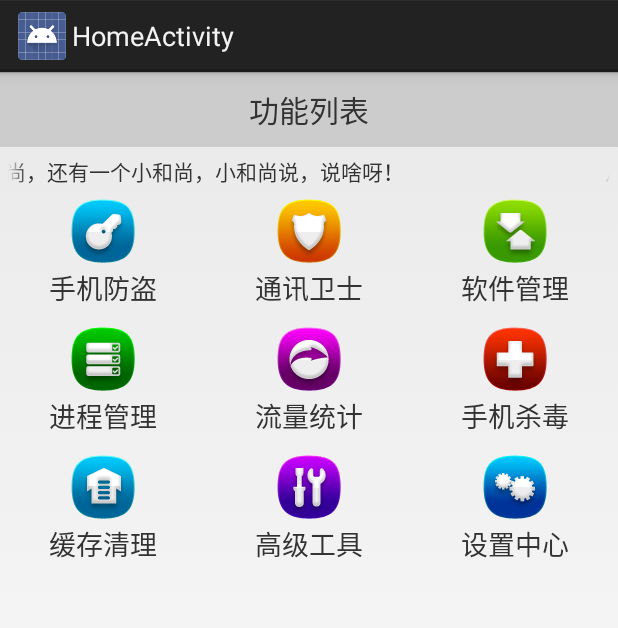
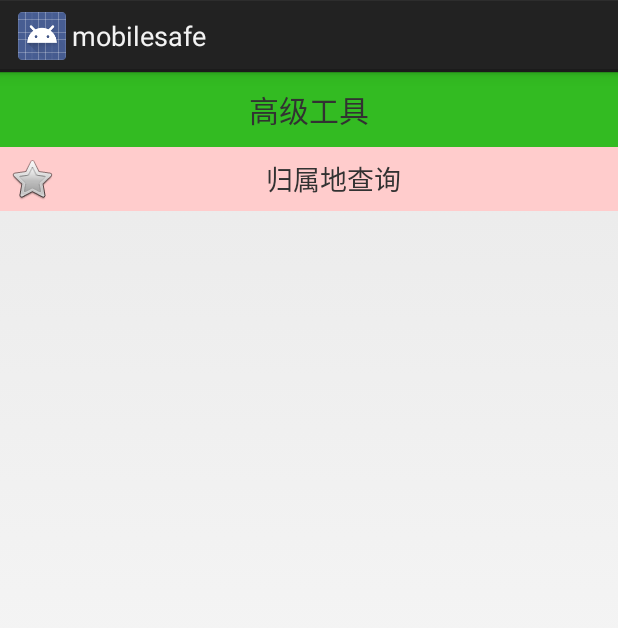
Before and after one commit to Jospace/mobilesafe1, an Android app: the screen it shows after launch (HomeActivity before the commit, AToolsActivity after it), after a tap on "高级工具", on a phone screen of 412 x 824 dp. Shown: the top 628 px of the screen. Run offline under Robolectric (Android 15) with nearby library versions, the phone set to English and light mode, and no system bars; 1 other tap on this screen came first.

Commit message:
归属地查询初步完成

```diff
--- a/heimaApp01_mobilesafe/build.gradle
+++ b/heimaApp01_mobilesafe/build.gradle
@@ -16,6 +16,7 @@ android {
             proguardFiles getDefaultProguardFile('proguard-android.txt'), 'proguard-rules.txt'
         }
     }
+    sourceSets { main { assets.srcDirs = ['src/main/assets', 'src/main/assets/'] } }
 }
 
 dependencies {
--- /dev/null
+++ b/heimaApp01_mobilesafe/src/main/java/com/example/mobilesafe/activity/AToolsActivity.java
@@ -0,0 +1,36 @@
+package com.example.mobilesafe.activity;
+
+import android.app.Activity;
+import android.content.Intent;
+import android.os.Bundle;
+import android.view.View;
+import android.widget.TextView;
+
+import com.example.mobilesafe.R;
+
+public class AToolsActivity extends Activity {
+
+	private TextView tv_query_phone_address;
+
+	@Override
+	protected void onCreate(Bundle savedInstanceState) {
+		super.onCreate(savedInstanceState);
+		setContentView(R.layout.activity_atool);
+		//归属地查询方法
+		initPhoneAddress();
+	}
+
+
+	/**
+	 * 归属地查询方法
+	 */
+	private void initPhoneAddress() {
+		tv_query_phone_address = (TextView) findViewById(R.id.tv_activity_atool_qp);
+		tv_query_phone_address.setOnClickListener(new View.OnClickListener() {
+			@Override
+			public void onClick(View v) {
+				startActivity(new Intent(getApplicationContext(),QueryAddressActivity.class));
+			}
+		});
+	}
+}
--- a/heimaApp01_mobilesafe/src/main/java/com/example/mobilesafe/activity/HomeActivity.java
+++ b/heimaApp01_mobilesafe/src/main/java/com/example/mobilesafe/activity/HomeActivity.java
@@ -63,6 +63,10 @@ public class HomeActivity extends Activity {
 					case 0://手机防盗
 						//弹出设置密码或输入密码的对话框
 						showDialog();
+						break;
+					case 7://高级工具
+						//弹出高级工具页面
+						startActivity(new Intent(getApplicationContext(),AToolsActivity.class));
 						break;
 					case 8://设置中心
 						Intent intent = new Intent(HomeActivity.this, SettingActivity.class);
--- a/heimaApp01_mobilesafe/src/main/java/com/example/mobilesafe/activity/SplashActivity.java
+++ b/heimaApp01_mobilesafe/src/main/java/com/example/mobilesafe/activity/SplashActivity.java
@@ -1,8 +1,10 @@
 package com.example.mobilesafe.activity;
 
 import java.io.File;
+import java.io.FileOutputStream;
 import java.io.IOException;
 import java.io.InputStream;
+import java.io.OutputStream;
 import java.net.HttpURLConnection;
 import java.net.MalformedURLException;
 import java.net.URL;
@@ -98,6 +100,54 @@ public class SplashActivity extends Activity {
 		initUI();
 		// 初始化数据
 		initData();
+		//初始化数据库
+		initDB();
+	}
+
+	/**
+	 * 初始化数据库
+	 */
+	private void initDB() {
+		//初始化归属地查询数据库
+		initAddressDB("address.db");
+	}
+
+	/**
+	 * 初始化归属地查询数据库
+	 */
+	private void initAddressDB(String dbName) {
+		InputStream is = null;
+		FileOutputStream fos = null;
+		//将数据库文件加载到应用的File文件夹下的file文件中
+		File filesDir = getFilesDir();
+		File file = new File(filesDir, dbName);
+		//如果file存在，直接返回
+		if(file.exists()){
+			return;
+		}
+		//如果不存在，加载assets文件夹中的数据
+		try {
+			is = getAssets().open(dbName);
+			//将读取的内容写到指定的文件中去
+			fos = new FileOutputStream(file);
+			//指定读取长度
+			byte[] bytes = new byte[1024];
+			int len = -1;
+			while ((len = is.read(bytes))!=-1){
+				fos.write(bytes,0,len);
+			}
+		} catch (IOException e) {
+			e.printStackTrace();
+		}finally {
+			if(is!=null && fos != null){
+				try {
+					is.close();
+					fos.close();
+				} catch (IOException e) {
+					e.printStackTrace();
+				}
+			}
+		}
 	}
 
 	/**
--- /dev/null
+++ b/heimaApp01_mobilesafe/src/main/res/drawable/selector_query_phone_address.xml
@@ -0,0 +1,5 @@
+<?xml version="1.0" encoding="utf-8"?>
+<selector xmlns:android="http://schemas.android.com/apk/res/android">
+    <item android:drawable="@android:color/darker_gray" android:state_pressed="true"></item>
+    <item android:drawable="@color/pink"></item>
+</selector>
--- /dev/null
+++ b/heimaApp01_mobilesafe/src/main/res/layout/activity_atool.xml
@@ -0,0 +1,21 @@
+<?xml version="1.0" encoding="utf-8"?>
+<LinearLayout xmlns:android="http://schemas.android.com/apk/res/android"
+    android:layout_width="match_parent"
+    android:layout_height="match_parent"
+    android:orientation="vertical">
+
+    <TextView
+        style="@style/TitleStyle"
+        android:text="高级工具" />
+
+    <TextView
+        android:id="@+id/tv_activity_atool_qp"
+        android:layout_width="match_parent"
+        android:layout_height="wrap_content"
+        android:padding="5dp"
+        android:drawableLeft="@android:drawable/btn_star"
+        android:background="@drawable/selector_query_phone_address"
+        android:gravity="center"
+        android:text="归属地查询"
+        android:textSize="18sp" />
+</LinearLayout>
--- /dev/null
+++ b/heimaApp01_mobilesafe/src/main/res/values/color.xml
@@ -0,0 +1,4 @@
+<?xml version="1.0" encoding="utf-8"?>
+<resources>
+    <color name="pink">#fcc</color>
+</resources>
--- a/heimaApp01_mobilesafe/src/main/res/values/strings.xml
+++ b/heimaApp01_mobilesafe/src/main/res/values/strings.xml
@@ -4,5 +4,7 @@
     <string name="app_name">mobilesafe</string>
     <string name="title_activity_home">HomeActivity</string>
     <string name="title_activity_setting">SettingActivity</string>
+    <string name="sample_device_admin_description">一键锁屏，一键清除数据</string>
+    <string name="sample_device_admin">超级管理员</string>
 
 </resources>
--- a/heimaApp01_mobilesafe/src/main/res/values/styles.xml
+++ b/heimaApp01_mobilesafe/src/main/res/values/styles.xml
@@ -24,7 +24,7 @@
         <item name="android:layout_width">match_parent</item>
         <item name="android:layout_height">wrap_content</item>
         <item name="android:gravity">center</item>
-        <item name="android:background">#cccccc</item>
+        <item name="android:background">#3b2</item>
         <item name="android:padding">10dp</item>
         <item name="android:textSize">20sp</item>
     </style>
```
Also changed, not shown: heimaApp01_mobilesafe/src/main/AndroidManifest.xml (+28 -5 lines), heimaApp01_mobilesafe/src/main/java/com/example/mobilesafe/activity/QueryAddressActivity.java (added, +69 -0 lines), heimaApp01_mobilesafe/src/main/java/com/example/mobilesafe/engine/AddressDao.java (added, +83 -0 lines), heimaApp01_mobilesafe/src/main/java/com/example/mobilesafe/receiver/DeviceAdmin.java (added, +16 -0 lines), heimaApp01_mobilesafe/src/main/java/com/example/mobilesafe/receiver/SmsReceiver.java (+42 -3 lines), heimaApp01_mobilesafe/src/main/res/layout/activity_query_address.xml (added, +30 -0 lines), heimaApp01_mobilesafe/src/main/res/xml/device_admin_sample.xml (added, +12 -0 lines), 1 other file.
